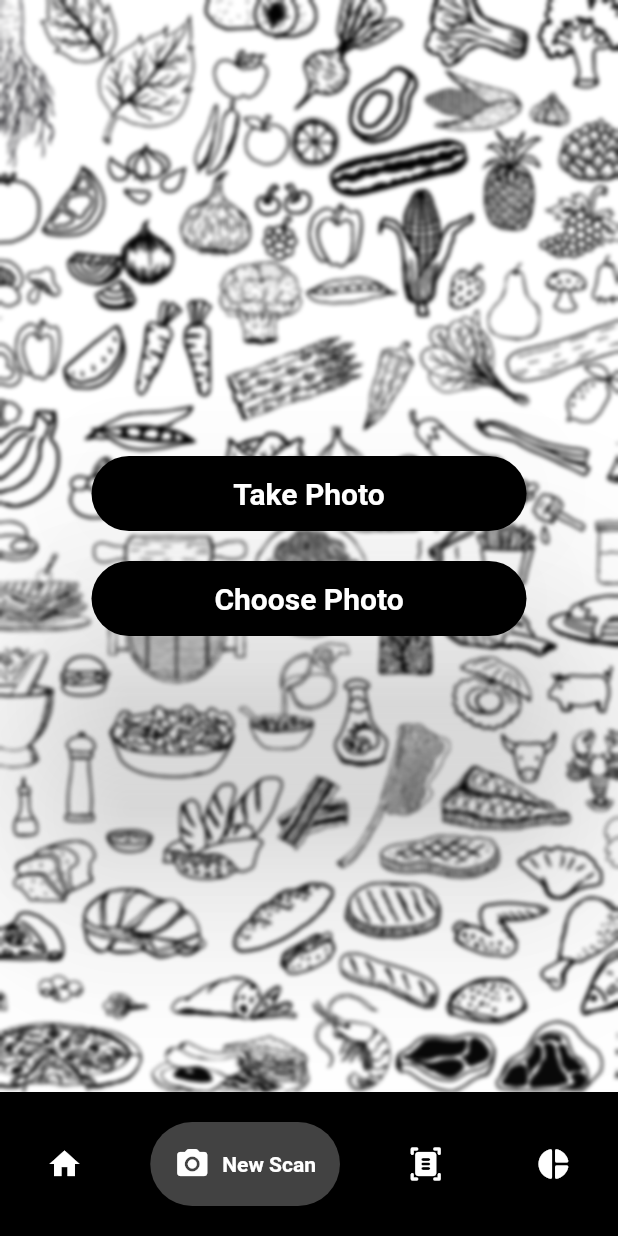
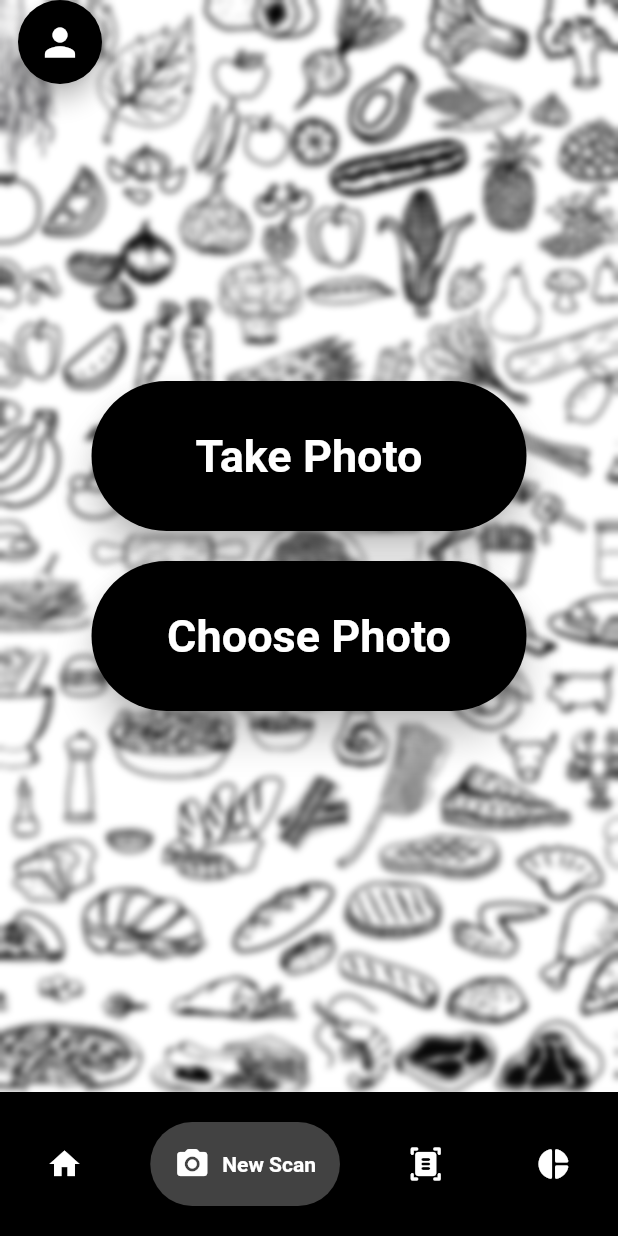
Before and after one commit to VishnuVardhanBR/NutriLens, a Flutter app: the screen it shows after launch, item 2 of the bottom bar chosen, on a phone screen of 412 x 824 dp. Run offline on Flutter 3.47's test engine with Material 2 defaults, Android fonts, the phone set to English and light mode, and no system bars; drawn by our look-alikes of flutter_advanced_drawer, google_nav_bar; our stand-ins replace image_picker.

Commit message:
added floating action button

```diff
--- a/lib/navbar.dart
+++ b/lib/navbar.dart
@@ -1,7 +1,7 @@
 import 'package:flutter/material.dart';
-import 'package:flutter/src/widgets/container.dart';
 import 'package:google_nav_bar/google_nav_bar.dart';
 import 'package:nutri_lens/pages/pages.dart';
+import 'package:flutter_advanced_drawer/flutter_advanced_drawer.dart';
 
 class NavBar extends StatefulWidget {
   const NavBar({super.key});
@@ -10,7 +10,7 @@ class NavBar extends StatefulWidget {
 }
 
 class _NavBarState extends State<NavBar> {
-  List<Widget> _widgetOptions = <Widget>[
+  List<Widget> _widgetOptions = const <Widget>[
     HomePage(),
     NewScan(),
     AllScans(),
@@ -18,9 +18,102 @@ class _NavBarState extends State<NavBar> {
   ];
 
   int _selectedIndex = 0;
+  final _advancedDrawerController = AdvancedDrawerController();
+
   @override
   Widget build(BuildContext context) {
-    return Scaffold(
+    return AdvancedDrawer(
+      backdropColor: Color.fromARGB(255, 0, 0, 0),
+      controller: _advancedDrawerController,
+      animationCurve: Curves.easeInOut,
+      animationDuration: const Duration(milliseconds: 500),
+      animateChildDecoration: true,
+      rtlOpening: false,
+      // openScale: 1.0,
+      disabledGestures: false,
+      childDecoration: const BoxDecoration(
+        boxShadow: <BoxShadow>[
+          BoxShadow(
+            color: Colors.grey,
+            blurRadius: 50.0,
+          ),
+        ],
+        borderRadius: BorderRadius.all(Radius.circular(16)),
+      ),
+      drawer: SafeArea(
+        child: ListTileTheme(
+          textColor: Colors.white,
+          iconColor: Colors.white,
+          child: Column(
+            mainAxisSize: MainAxisSize.max,
+            children: [
+              Container(
+                width: 128.0,
+                height: 128.0,
+                margin: const EdgeInsets.only(
+                  top: 24.0,
+                  bottom: 64.0,
+                ),
+                clipBehavior: Clip.antiAlias,
+                decoration: BoxDecoration(
+                  color: Colors.black26,
+                  shape: BoxShape.circle,
+                ),
+                child: Image.asset(
+                  'assets/images/stockpfp.jpg',
+                ),
+              ),
+              ListTile(
+                onTap: () {},
+                leading: Icon(Icons.account_circle_rounded),
+                title: Text('Profile'),
+              ),
+              ListTile(
+                onTap: () {},
+                leading: Icon(Icons.settings),
+                title: Text('Settings'),
+              ),
+              ListTile(
+                onTap: () {},
+                leading: Icon(Icons.info_outline),
+                title: Text('About'),
+              ),
+              Spacer(),
+              DefaultTextStyle(
+                style: TextStyle(
+                  fontSize: 12,
+                  color: Colors.white54,
+                ),
+                child: Container(
+                  margin: const EdgeInsets.symmetric(
+                    vertical: 16.0,
+                  ),
+                  child: Text('NutriLens'),
+                ),
+              ),
+            ],
+          ),
+        ),
+      ),
+      child: Scaffold(
+        floatingActionButton: FloatingActionButton(
+          onPressed: _handleMenuButtonPressed,
+          backgroundColor: Colors.black,
+          child: ValueListenableBuilder<AdvancedDrawerValue>(
+            valueListenable: _advancedDrawerController,
+            builder: (_, value, __) {
+              return AnimatedSwitcher(
+                duration: Duration(milliseconds: 250),
+                child: Icon(
+                  value.visible ? Icons.arrow_forward_rounded : Icons.person,
+                  key: ValueKey<bool>(value.visible),
+                  size: 30,
+                ),
+              );
+            },
+          ),
+        ),
+        floatingActionButtonLocation: FloatingActionButtonLocation.miniStartTop,
         body: Center(
           child: _widgetOptions.elementAt(_selectedIndex),
         ),
@@ -45,7 +138,7 @@ class _NavBarState extends State<NavBar> {
               activeColor: Colors.white,
               tabBackgroundColor: Colors.grey.shade800,
               duration: Duration(milliseconds: 300),
-            tabs: [
+              tabs: const [
                 GButton(
                   icon: Icons.home,
                   text: "Home",
@@ -66,6 +159,13 @@ class _NavBarState extends State<NavBar> {
             ),
           ),
         ),
+      ),
     );
   }
+
+  void _handleMenuButtonPressed() {
+    // NOTICE: Manage Advanced Drawer state through the Controller.
+    // _advancedDrawerController.value = AdvancedDrawerValue.visible();
+    _advancedDrawerController.showDrawer();
   }
+}
--- a/lib/pages/new_scan.dart
+++ b/lib/pages/new_scan.dart
@@ -39,7 +39,7 @@ class _NewScanState extends State<NewScan> {
           ),
         ),
         child: BackdropFilter(
-          filter: ImageFilter.blur(sigmaX: 1.5, sigmaY: 1.5),
+          filter: ImageFilter.blur(sigmaX: 2.5, sigmaY: 2.5),
           child: Center(
             child: Column(
               mainAxisAlignment: MainAxisAlignment.center,
--- a/lib/styles/button.dart
+++ b/lib/styles/button.dart
@@ -1,13 +1,12 @@
 import 'package:flutter/material.dart';
 
 final ButtonStyle buttonPrimary = ElevatedButton.styleFrom(
-  minimumSize: Size(290, 50),
+  minimumSize: Size(290, 100),
   backgroundColor: Color.fromARGB(255, 0, 0, 0),
-  elevation: 70,
-
+  elevation: 10,
   shape: const RoundedRectangleBorder(
       borderRadius: BorderRadius.all(Radius.circular(50))),
-  textStyle: TextStyle(fontSize: 20, fontWeight: FontWeight.bold),
+  textStyle: TextStyle(fontSize: 30, fontWeight: FontWeight.bold),
   // animationDuration: const Duration(
   //     milliseconds: 1000),
   splashFactory: InkRipple.splashFactory,
--- a/pubspec.yaml
+++ b/pubspec.yaml
@@ -33,6 +33,7 @@ dependencies:
     sdk: flutter
   google_nav_bar: ^5.0.6
   image_picker: ^0.8.7+1
+  flutter_advanced_drawer: ^1.3.4
   # The following adds the Cupertino Icons font to your application.
   # Use with the CupertinoIcons class for iOS style icons.
   cupertino_icons: ^1.0.2
@@ -62,6 +63,7 @@ flutter:
   assets:
     - assets/images/background_image.jpg
     - assets/images/food_icon.png
+    - assets/images/stockpfp.jpg
 
   # An image asset can refer to one or more resolution-specific "variants", see
   # https://flutter.dev/assets-and-images/#resolution-aware
```
Also changed, not shown: assets/images/stockpfp.jpg (added), lib/styles/neu_button.dart (deleted), pubspec.lock. Lines whose indentation alone changed are shown as unchanged.
